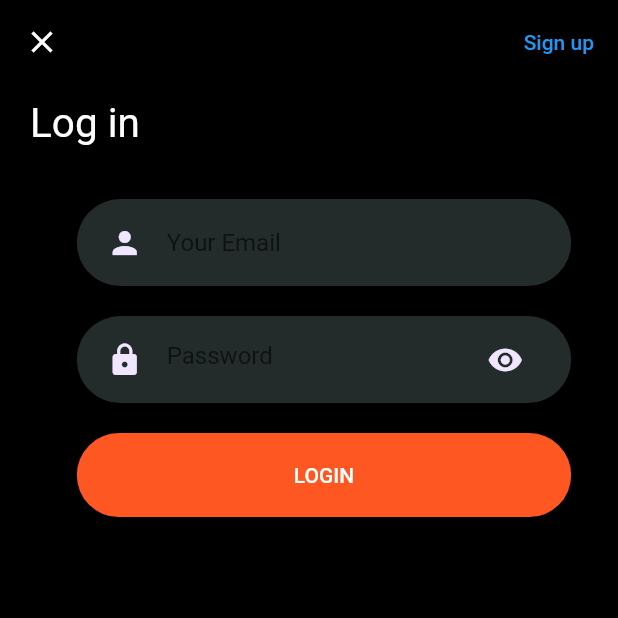
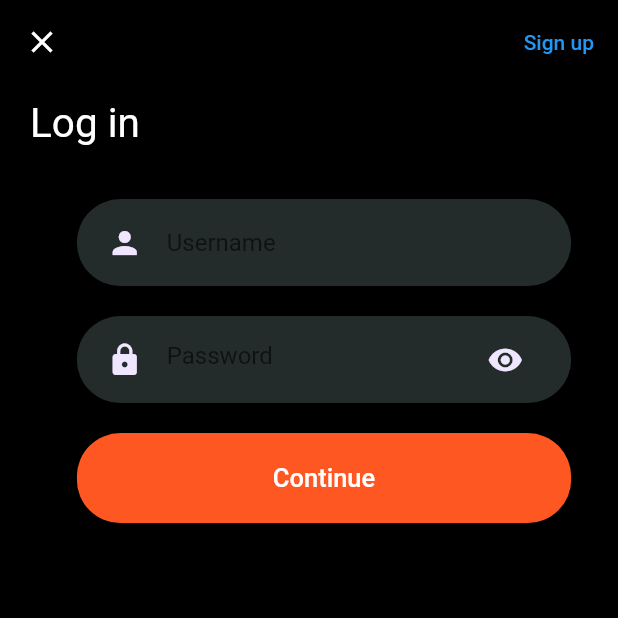
Before and after one commit to FatemeNegahban/reddit, a Flutter app: the LoginScreen screen opened directly, on a phone screen of 412 x 824 dp, the top half of it. Run offline on Flutter 3.47's test engine with Material 2 defaults, Android fonts, the phone set to English and light mode, and no system bars; missing offline and left inert: dart:html.

```diff
--- a/lib/Login/Login.dart
+++ b/lib/Login/Login.dart
@@ -29,7 +29,7 @@ class LoginScreen extends StatelessWidget {
           onPressed: () {  },
         ),
       ),
-      body: Body(key: Key("value"),),
+      body: Body(key: Key("value"), addUser: (){}),
     );
   }
 }
--- a/lib/Login/body.dart
+++ b/lib/Login/body.dart
@@ -7,10 +7,24 @@ import '../materials/RoundedButton.dart';
 import '../materials/inputField.dart';
 import '../materials/RoundedPassword.dart';
 
-class Body extends StatelessWidget {
-  const Body({
+class Body extends StatefulWidget {
+  Function addUser;
+  Body({
     required Key key,
+    required this.addUser,
   }) : super(key: key);
+
+  @override
+  State<Body> createState() => _BodyState(addUser: addUser);
+}
+
+class _BodyState extends State<Body> {
+  Function addUser;
+  TextEditingController _usernameController = TextEditingController();
+  TextEditingController _passwordController = TextEditingController();
+  _BodyState({
+    required this.addUser,
+});
 
   @override
   Widget build(BuildContext context) {
@@ -28,16 +42,20 @@ class Body extends StatelessWidget {
                 children: <Widget>[
                   SizedBox(height: size.height * 0.03),
                   RoundedInputField(
-                    hintText: "Your Email",
-                    onChanged: (value) {}, key: Key("email_input"),
+                    hintText: "Username",
+                    onChanged: (value) {
+                      _usernameController.text = value;
+                    }, key: Key("username_input"),
                     hintStyle: Colors.white,
                   ),
                   RoundedPasswordField(
-                    onChanged: (value) {}, key: Key("value"),
+                    onChanged: (value) {
+                      _passwordController.text = value;
+                    }, key: Key("password_input"),
                   ),
                   RoundedButton(
-                    text: "LOGIN",
-                    press: () {}, key: Key("login_input"),
+                    text: "Continue",
+                    press: () {}, key: Key("continue_input"),
                   ),
                   SizedBox(height: size.height * 0.03),
                 ],
--- a/lib/main.dart
+++ b/lib/main.dart
@@ -1,6 +1,6 @@
 import 'package:flutter/material.dart';
 //import 'package:reddit/Login/Login.dart';
-import 'package:reddit/SignUp/signup.dart';
+import 'package:reddit/signUp/signup.dart';
 
 void main() {
   runApp(const MyApp());
@@ -17,7 +17,7 @@ class MyApp extends StatelessWidget {
       theme: ThemeData(
           primarySwatch: Colors.blue
       ),
-      home: signupScreen(),
+      home: signUpScreen(),
     );
   }
 }
--- a/lib/materials/RoundedButton.dart
+++ b/lib/materials/RoundedButton.dart
@@ -36,7 +36,7 @@ class RoundedButton extends StatelessWidget {
           primary: color,
           padding: EdgeInsets.symmetric(horizontal: 40, vertical: 20),
           textStyle: TextStyle(
-              color: textColor, fontSize: 14, fontWeight: FontWeight.w500)),
+              color: textColor, fontSize: 17, fontWeight: FontWeight.w500)),
     );
   }
 }
--- a/lib/materials/RoundedPassword.dart
+++ b/lib/materials/RoundedPassword.dart
@@ -2,20 +2,59 @@ import 'package:flutter/material.dart';
 import 'textField.dart';
 import 'constant.dart';
 
-class RoundedPasswordField extends StatelessWidget {
+class RoundedPasswordField extends StatefulWidget {
   final ValueChanged<String> onChanged;
-  const RoundedPasswordField({
+  String password = " ";
+  String username = " ";
+  bool passwordVisible = false;
+  bool passwordValid = false;
+   RoundedPasswordField({
     required Key key,
     required this.onChanged,
+     this.password = " ",
+     this.username = " ",
+     this.passwordVisible = false,
+     this.passwordValid = false,
   }) : super(key: key);
+
+  @override
+  State<RoundedPasswordField> createState() => _RoundedPasswordFieldState();
+}
+
+class _RoundedPasswordFieldState extends State<RoundedPasswordField> {
+
+  TextEditingController _passwordController = TextEditingController();
+  TextEditingController _passwordController1 = TextEditingController();
+
+  void togglePasswordVisibility() {
+    setState(() {
+      widget.passwordVisible = !widget.passwordVisible;
+    });
+  }
+
+  void usernameChanged(String input) {
+    widget.username = input;
+  }
+
+  void passwordChanged(String input) {
+    widget.password = input;
+    validatePassword();
+  }
+
+  void validatePassword() {
+    if (widget.password.length >= 8) {
+      widget.passwordValid = true;
+    }
+  }
 
   @override
   Widget build(BuildContext context) {
     return TextFieldContainer(
       key: Key("password_input"),
       child: TextField(
+        controller: _passwordController,
         obscureText: true,
-        onChanged: onChanged,
+        onChanged: widget.onChanged,
         cursorColor: FPrimaryLight,
         decoration: InputDecoration(
           hintText: "Password",
--- a/lib/materials/inputField.dart
+++ b/lib/materials/inputField.dart
@@ -2,7 +2,7 @@ import 'package:flutter/material.dart';
 import 'textField.dart';
 import 'constant.dart';
 
-class RoundedInputField extends StatelessWidget {
+class RoundedInputField extends StatefulWidget {
   final String hintText;
   final IconData icon;
   final ValueChanged<String> onChanged;
@@ -14,18 +14,26 @@ class RoundedInputField extends StatelessWidget {
   }) : super(key: key);
 
   @override
+  State<RoundedInputField> createState() => _RoundedInputFieldState();
+}
+
+class _RoundedInputFieldState extends State<RoundedInputField> {
+  TextEditingController _usernameController = TextEditingController();
+
+  @override
   Widget build(BuildContext context) {
     return TextFieldContainer(
       key: Key("pass_input"),
       child: TextField(
-        onChanged: onChanged,
+        controller: _usernameController,
+        onChanged: widget.onChanged,
         cursorColor: FPrimaryLight,
         decoration: InputDecoration(
           icon: Icon(
-            icon,
+            widget.icon,
             color: FPrimaryLight,
           ),
-          hintText: hintText,
+          hintText: widget.hintText,
           border: InputBorder.none,
         ),
       ),
--- a/lib/signUp/body.dart
+++ b/lib/signUp/body.dart
@@ -7,10 +7,24 @@ import '../materials/RoundedButton.dart';
 import '../materials/inputField.dart';
 import '../materials/RoundedPassword.dart';
 
-class Body extends StatelessWidget {
-  const Body({
+class Body extends StatefulWidget {
+  Function addUser;
+  Body({
     required Key key,
+     required this.addUser,
   }) : super(key: key);
+
+  @override
+  State<Body> createState() => _BodyState(addUser : addUser);
+}
+
+class _BodyState extends State<Body> {
+  Function addUser;
+  TextEditingController _usernameController = TextEditingController();
+  TextEditingController _passwordController = TextEditingController();
+  _BodyState({
+    required this.addUser,
+});
 
   @override
   Widget build(BuildContext context) {
@@ -21,23 +35,34 @@ class Body extends StatelessWidget {
         child: Column(
           crossAxisAlignment: CrossAxisAlignment.start,
           children: [
-            Text("Log in",style: TextStyle(color : Colors.white,fontSize: 27),),
+            Text("Create an account",style: TextStyle(color : Colors.white,fontSize: 27),),
             Center(
               child: Column(
                 mainAxisAlignment: MainAxisAlignment.center,
                 children: <Widget>[
                   SizedBox(height: size.height * 0.03),
                   RoundedInputField(
-                    hintText: "Your Email",
-                    onChanged: (value) {}, key: Key("email_input"),
+                    hintText: "Email",
+                    onChanged: (value) {
+                      _usernameController.text = value;
+                    }, key: Key("email_input"),
+                    hintStyle: Colors.white,
+                  ),
+                  RoundedInputField(
+                    hintText: "Username",
+                    onChanged: (value) {
+                      _usernameController.text = value;
+                    }, key: Key("username_input"),
                     hintStyle: Colors.white,
                   ),
                   RoundedPasswordField(
-                    onChanged: (value) {}, key: Key("value"),
+                    onChanged: (value) {
+                      _passwordController.text = value;
+                    }, key: Key("password_input"),
                   ),
                   RoundedButton(
-                    text: "LOGIN",
-                    press: () {}, key: Key("login_input"),
+                    text: "Continue",
+                    press: () {}, key: Key("continue_input"),
                   ),
                   SizedBox(height: size.height * 0.03),
                 ],
```
Also changed, not shown: lib/classes/User.dart (added, +36 -0 lines), lib/signUp/signup.dart (+4 -3 lines).
